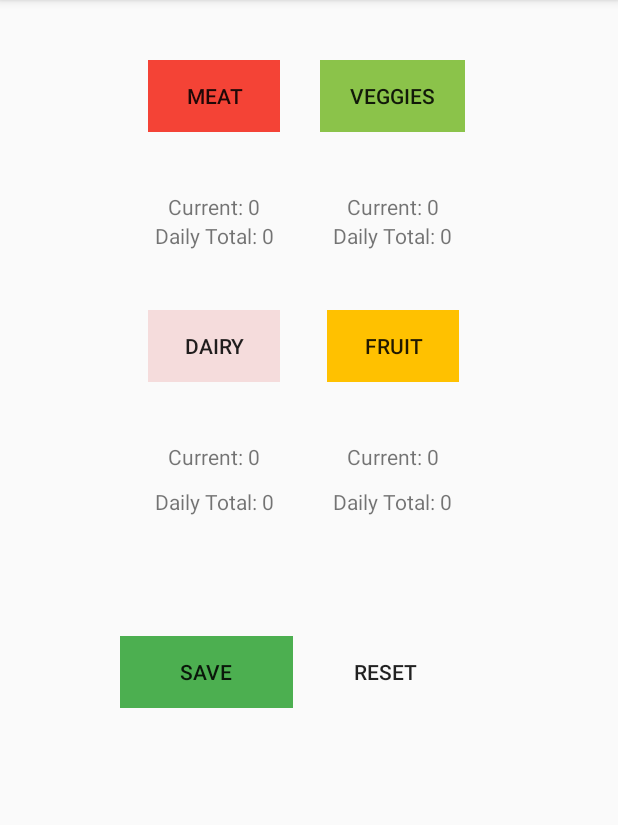
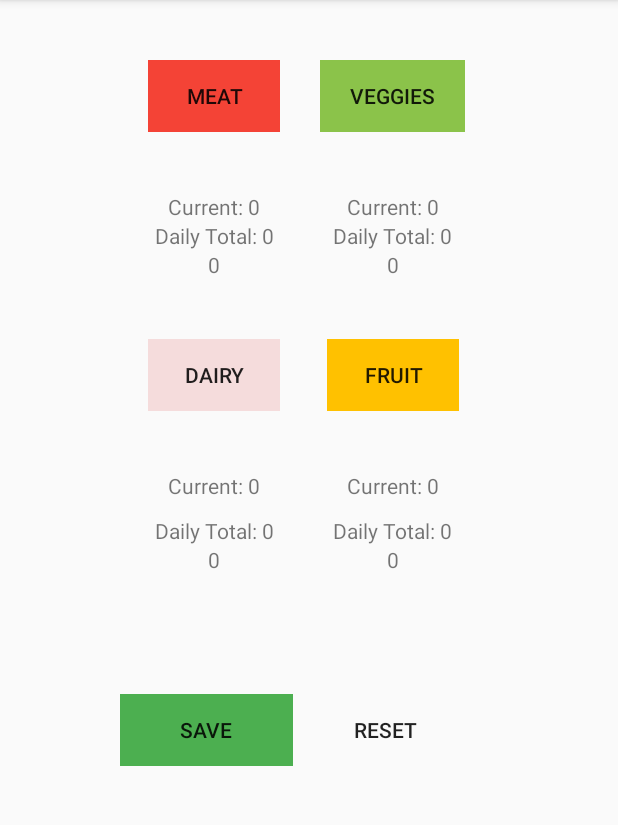
Before and after one commit to schucherta8/DietClash, an Android app: the LetsEat screen opened directly, with no data from a screen before it, on a phone screen of 412 x 824 dp, the part 84-909 px from its top. Run offline under Robolectric (Android 15) with nearby library versions, the phone set to English and light mode, and no system bars.

Commit message:
let's eat tracks weekly too

```diff
--- a/DietClash/app/src/main/res/layout/activity_lets_eat.xml
+++ b/DietClash/app/src/main/res/layout/activity_lets_eat.xml
@@ -87,6 +87,26 @@
         <TableRow
             android:layout_width="match_parent"
             android:layout_height="match_parent"
+            android:gravity="center">
+
+            <TextView
+                android:id="@+id/dbWeeklyMeat"
+                android:layout_width="wrap_content"
+                android:layout_height="match_parent"
+                android:layout_gravity="center"
+                android:text="@string/_0" />
+
+            <TextView
+                android:id="@+id/dbWeeklyVeg"
+                android:layout_width="wrap_content"
+                android:layout_height="match_parent"
+                android:layout_gravity="center"
+                android:text="@string/_0" />
+        </TableRow>
+
+        <TableRow
+            android:layout_width="match_parent"
+            android:layout_height="match_parent"
             android:layout_marginHorizontal="50dp"
             android:layout_marginVertical="10dp"
             android:gravity="center"
@@ -160,6 +180,26 @@
         <TableRow
             android:layout_width="match_parent"
             android:layout_height="match_parent"
+            android:gravity="center">
+
+            <TextView
+                android:id="@+id/dbWeeklyDairy"
+                android:layout_width="wrap_content"
+                android:layout_height="match_parent"
+                android:layout_gravity="center"
+                android:text="@string/_0" />
+
+            <TextView
+                android:id="@+id/dbWeeklyFruit"
+                android:layout_width="wrap_content"
+                android:layout_height="match_parent"
+                android:layout_gravity="center"
+                android:text="@string/_0" />
+        </TableRow>
+
+        <TableRow
+            android:layout_width="match_parent"
+            android:layout_height="match_parent"
             android:layout_gravity="center"
             android:layout_marginHorizontal="50dp"
             android:layout_marginVertical="50dp"
```
